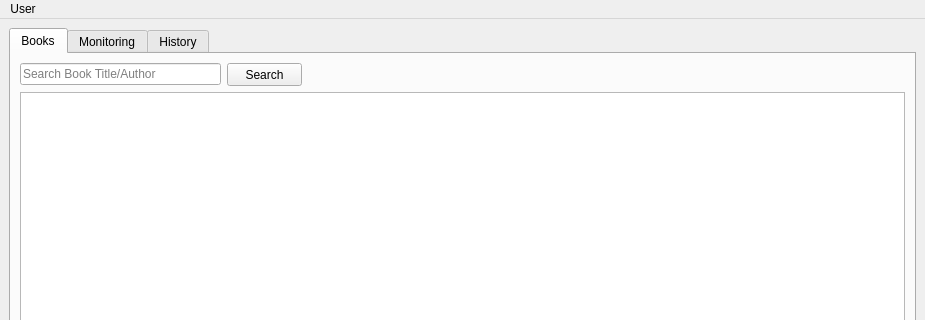
Old version of the form clerk.ui in the repository uvwbermudo/BookRentalApp; both pictures show x 0 to 925 and y 0 to 320 of the 925 by 575 pixel window.
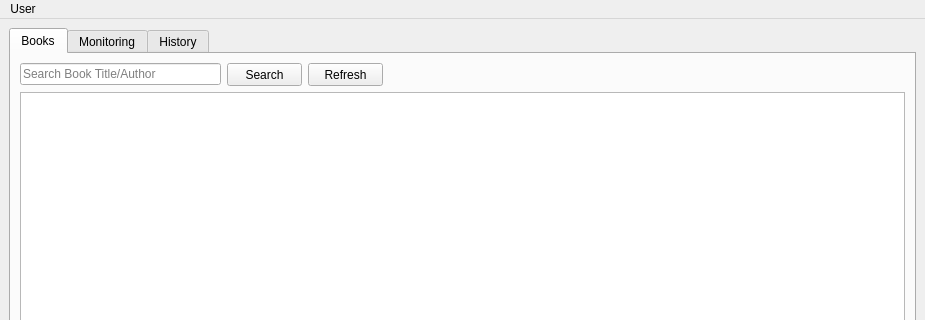
New version of the form.

What changed in the file:
```diff
--- a/clerk.ui
+++ b/clerk.ui
@@ -30,8 +30,8 @@
        <attribute name="title">
         <string>Books</string>
        </attribute>
-       <layout class="QVBoxLayout" name="verticalLayout_5">
-        <item>
+       <layout class="QGridLayout" name="gridLayout_2">
+        <item row="0" column="0">
          <layout class="QVBoxLayout" name="verticalLayout_4">
           <item>
            <layout class="QHBoxLayout" name="horizontalLayout">
@@ -73,6 +73,25 @@
               </property>
              </widget>
             </item>
+            <item>
+             <widget class="QPushButton" name="book_refresh">
+              <property name="minimumSize">
+               <size>
+                <width>75</width>
+                <height>23</height>
+               </size>
+              </property>
+              <property name="maximumSize">
+               <size>
+                <width>75</width>
+                <height>16777215</height>
+               </size>
+              </property>
+              <property name="text">
+               <string>Refresh</string>
+              </property>
+             </widget>
+            </item>
             <item>
              <spacer name="horizontalSpacer">
               <property name="orientation">
@@ -80,7 +99,7 @@
               </property>
               <property name="sizeHint" stdset="0">
                <size>
-                <width>568</width>
+                <width>508</width>
                 <height>20</height>
                </size>
               </property>
```
Left out of the diff: 19 changed lines with no effect on the pictures.
